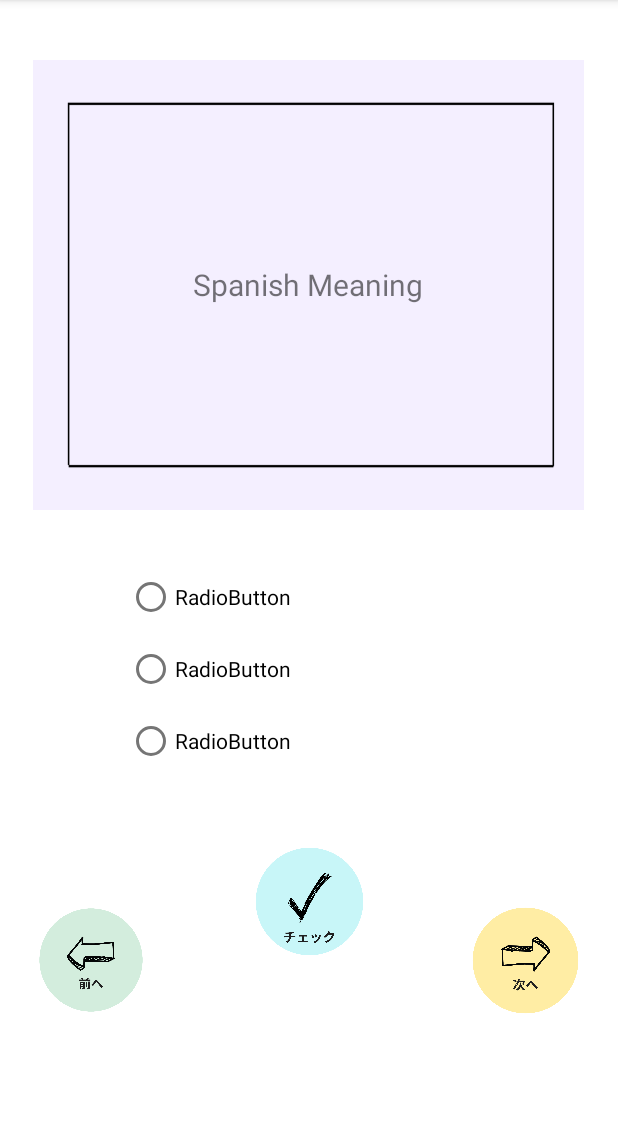
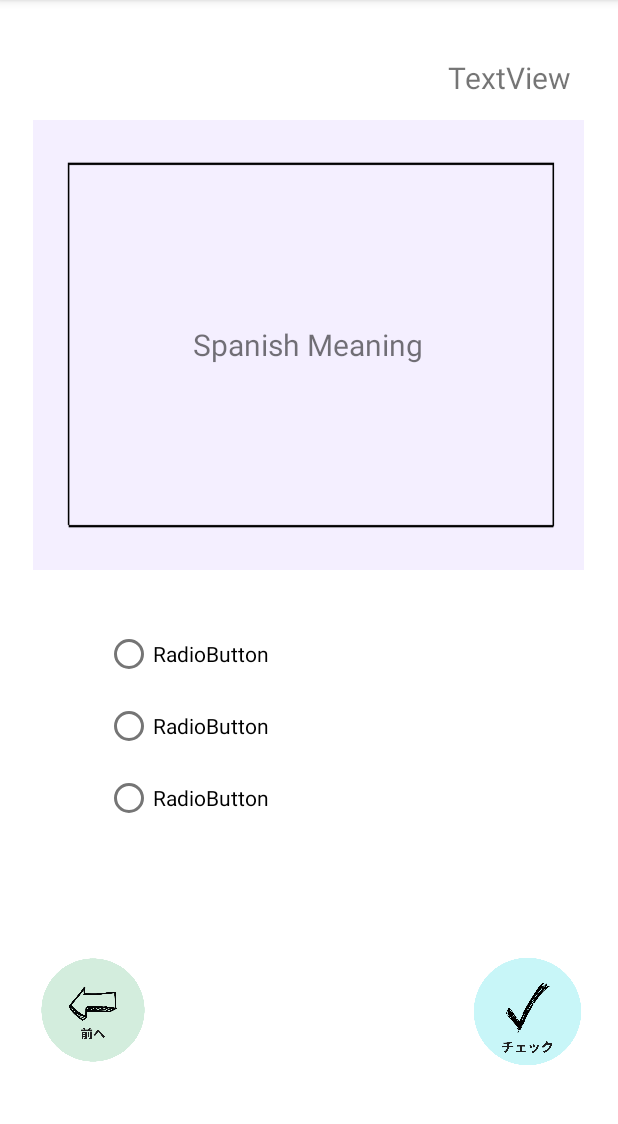
Before and after one commit to MontoyaYai/esupanoru, an Android app: the test screen opened directly, with no data from a screen before it, on a phone screen of 412 x 824 dp, the part 84-1208 px from its top. Run offline under Robolectric (Android 15) with nearby library versions, the light colour scheme and no system bars; 6 statements that could not run were skipped.

Commit message:
interface, count, test create

```diff
--- a/app/src/main/java/com/example/esupanoru/structure.java
+++ b/app/src/main/java/com/example/esupanoru/structure.java
@@ -3,6 +3,8 @@ package com.example.esupanoru;
 import java.util.HashMap;
 
 interface structure{
+    HashMap<Integer,String> japanese = new HashMap<Integer,String>();
+    HashMap<Integer,String> spanish = new HashMap<Integer,String>();
     int count=0;
     String getCategoryName();
     String getJapanese(int num);
@@ -11,5 +13,7 @@ interface structure{
     int getCount();
     int getJapaneseSize();
     int getSpanishSize();
+    HashMap getSpanishHash();
+    HashMap getJapaneseHash();
 
 }
--- a/app/src/main/res/layout/activity_test.xml
+++ b/app/src/main/res/layout/activity_test.xml
@@ -11,7 +11,7 @@
         android:layout_width="367dp"
         android:layout_height="300dp"
         android:layout_marginStart="22dp"
-        android:layout_marginTop="40dp"
+        android:layout_marginTop="80dp"
         android:layout_marginEnd="22dp"
         android:background="@drawable/background"
         app:layout_constraintEnd_toEndOf="parent"
@@ -34,10 +34,11 @@
         android:id="@+id/radioGroup"
         android:layout_width="260dp"
         android:layout_height="155dp"
-        android:layout_marginStart="84dp"
-        android:layout_marginTop="34dp"
-        android:layout_marginEnd="67dp"
+        android:layout_marginStart="70dp"
+        android:layout_marginTop="32dp"
+        android:layout_marginEnd="70dp"
         app:layout_constraintEnd_toEndOf="parent"
+        app:layout_constraintHorizontal_bias="0.0"
         app:layout_constraintStart_toStartOf="parent"
         app:layout_constraintTop_toBottomOf="@+id/testCard">
 
@@ -66,7 +67,7 @@
         android:layout_height="85dp"
         android:layout_marginStart="22dp"
         android:layout_marginEnd="64dp"
-        android:layout_marginBottom="85dp"
+        android:layout_marginBottom="52dp"
         app:layout_constraintBottom_toBottomOf="parent"
         app:layout_constraintEnd_toStartOf="@+id/check"
         app:layout_constraintHorizontal_bias="0.5"
@@ -77,27 +78,25 @@
         android:id="@+id/check"
         android:layout_width="83dp"
         android:layout_height="83dp"
-        android:layout_marginTop="30dp"
-        android:layout_marginBottom="85dp"
+        android:layout_marginStart="208dp"
+        android:layout_marginBottom="52dp"
         app:layout_constraintBottom_toBottomOf="parent"
-        app:layout_constraintEnd_toStartOf="@+id/next_test"
-        app:layout_constraintHorizontal_bias="0.5"
         app:layout_constraintStart_toEndOf="@+id/back_test"
-        app:layout_constraintTop_toBottomOf="@+id/radioGroup"
-        app:layout_constraintVertical_bias="0.0"
         app:srcCompat="@drawable/check" />
 
-    <ImageView
-        android:id="@+id/next_test"
-        android:layout_width="82dp"
-        android:layout_height="83dp"
-        android:layout_marginStart="61dp"
-        android:layout_marginEnd="22dp"
-        android:layout_marginBottom="86dp"
-        app:layout_constraintBottom_toBottomOf="parent"
+    <TextView
+        android:id="@+id/dataNum"
+        android:layout_width="wrap_content"
+        android:layout_height="wrap_content"
+        android:layout_marginStart="310dp"
+        android:layout_marginTop="42dp"
+        android:layout_marginEnd="43dp"
+        android:layout_marginBottom="19dp"
+        android:text="TextView"
+        android:textSize="20sp"
+        app:layout_constraintBottom_toTopOf="@+id/testCard"
         app:layout_constraintEnd_toEndOf="parent"
-        app:layout_constraintHorizontal_bias="0.5"
-        app:layout_constraintStart_toEndOf="@+id/check"
-        app:srcCompat="@drawable/next" />
+        app:layout_constraintStart_toStartOf="parent"
+        app:layout_constraintTop_toTopOf="parent" />
 
 </androidx.constraintlayout.widget.ConstraintLayout>
```
Also changed, not shown: app/src/main/java/com/example/esupanoru/Fruits.java (renamed from app/src/main/java/com/example/esupanoru/fruits.java, +11 -1 lines), app/src/main/java/com/example/esupanoru/Greeting.java (+10 -0 lines), app/src/main/java/com/example/esupanoru/Number.java (+10 -0 lines), app/src/main/java/com/example/esupanoru/test.java (+58 -6 lines).
